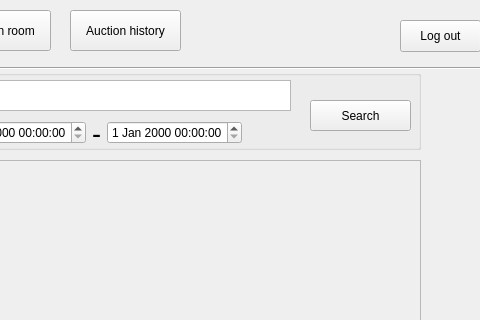
Old version of the form GUI/mainwindow.ui in the repository TuanAnhNguyenCo/Auction; both pictures show x 320 to 800 and y 0 to 320 of the 800 by 600 pixel window.
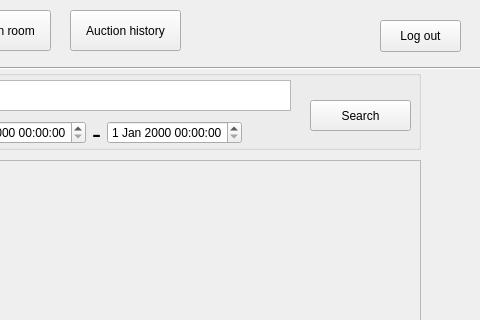
New version of the form.

What changed in the file:
```diff
--- a/GUI/mainwindow.ui
+++ b/GUI/mainwindow.ui
@@ -201,7 +201,7 @@
      <widget class="QPushButton" name="btn_logout">
       <property name="geometry">
        <rect>
-        <x>720</x>
+        <x>700</x>
         <y>20</y>
         <width>81</width>
         <height>32</height>
```
